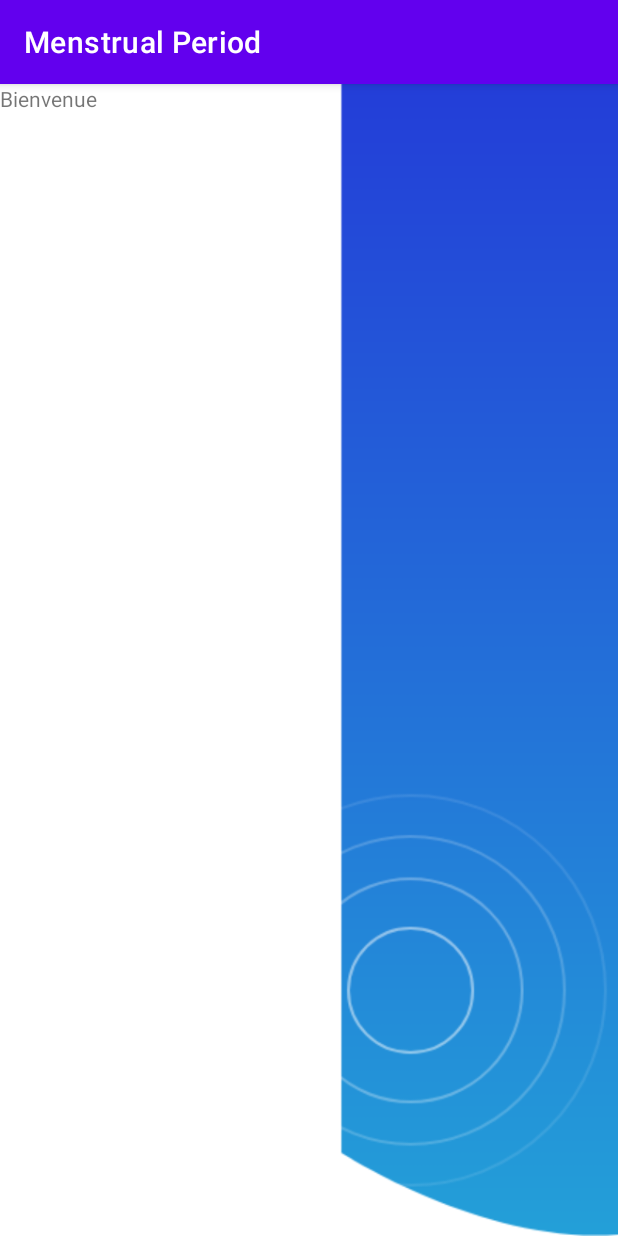
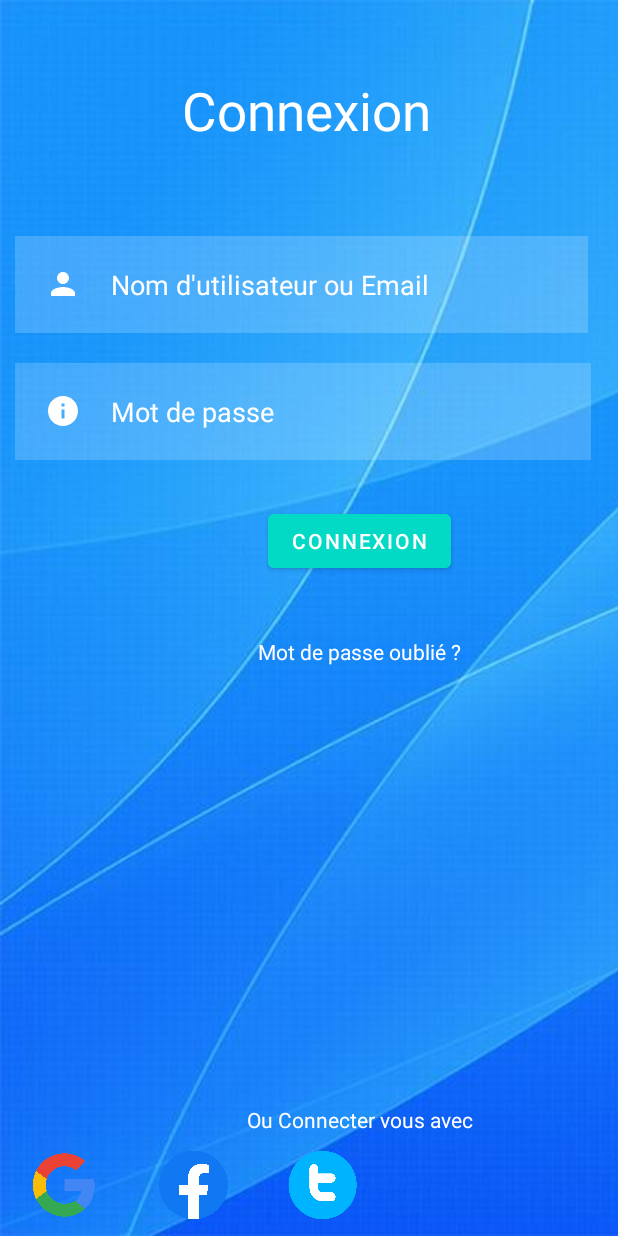
Before and after one commit to Dllite/Gl2_MenstrualPeriod_4, an Android app: the screen it shows after launch (MainActivity), on a phone screen of 412 x 824 dp. Run offline under Robolectric (Android 15) with nearby library versions, the phone set to English and light mode, and no system bars.

Commit message:
50% Login page

```diff
--- /dev/null
+++ b/app/src/main/res/drawable/ic_baseline_info_24.xml
@@ -0,0 +1,5 @@
+<vector android:height="24dp" android:tint="#FFFFFF"
+    android:viewportHeight="24" android:viewportWidth="24"
+    android:width="24dp" xmlns:android="http://schemas.android.com/apk/res/android">
+    <path android:fillColor="@android:color/white" android:pathData="M12,2C6.48,2 2,6.48 2,12s4.48,10 10,10 10,-4.48 10,-10S17.52,2 12,2zM13,17h-2v-6h2v6zM13,9h-2L11,7h2v2z"/>
+</vector>
--- /dev/null
+++ b/app/src/main/res/drawable/ic_baseline_person_24.xml
@@ -0,0 +1,5 @@
+<vector android:height="24dp" android:tint="#FFFFFF"
+    android:viewportHeight="24" android:viewportWidth="24"
+    android:width="24dp" xmlns:android="http://schemas.android.com/apk/res/android">
+    <path android:fillColor="@android:color/white" android:pathData="M12,12c2.21,0 4,-1.79 4,-4s-1.79,-4 -4,-4 -4,1.79 -4,4 1.79,4 4,4zM12,14c-2.67,0 -8,1.34 -8,4v2h16v-2c0,-2.66 -5.33,-4 -8,-4z"/>
+</vector>
--- a/app/src/main/res/layout/activity_main.xml
+++ b/app/src/main/res/layout/activity_main.xml
@@ -1,35 +1,125 @@
 <?xml version="1.0" encoding="utf-8"?>
-<LinearLayout xmlns:android="http://schemas.android.com/apk/res/android"
+<RelativeLayout xmlns:android="http://schemas.android.com/apk/res/android"
     xmlns:app="http://schemas.android.com/apk/res-auto"
     xmlns:tools="http://schemas.android.com/tools"
-    android:layout_width="match_parent"
+    android:layout_width="-755dp"
     android:layout_height="match_parent"
+    android:background="@drawable/bg"
     tools:context=".MainActivity">
 
+    <TextView
+        android:id="@+id/signin"
+        android:layout_width="408dp"
+        android:layout_height="wrap_content"
 
+
+        android:layout_marginTop="50dp"
+
+        android:layout_marginBottom="50dp"
+        android:gravity="center"
+        android:text="Connexion"
+        android:textColor="@color/white"
+        android:textSize="35dp" />
+
+    <EditText
+        android:id="@+id/username"
+        android:layout_width="382dp"
+        android:layout_height="wrap_content"
+        android:layout_below="@+id/signin"
+        android:layout_marginStart="10dp"
+        android:layout_marginTop="10dp"
+        android:layout_marginEnd="10dp"
+        android:layout_marginBottom="10dp"
+        android:background="#30ffffff"
+        android:drawableLeft="@drawable/ic_baseline_person_24"
+        android:drawablePadding="20dp"
+        android:hint="Nom d'utilisateur ou Email"
+        android:padding="20dp"
+        android:textColor="@color/white"
+        android:textColorHint="@color/white" />
+
+    <EditText
+        android:id="@+id/password"
+        android:layout_width="384dp"
+        android:layout_height="wrap_content"
+        android:layout_below="@+id/username"
+        android:layout_marginStart="10dp"
+        android:layout_marginTop="10dp"
+        android:layout_marginEnd="10dp"
+        android:layout_marginBottom="10dp"
+        android:background="#30ffffff"
+        android:drawableLeft="@drawable/ic_baseline_info_24"
+        android:drawablePadding="20dp"
+        android:hint="Mot de passe"
+        android:padding="20dp"
+        android:textColor="@color/white"
+        android:textColorHint="@color/white"
+        android:inputType="textPassword"
+        />
+
+    <com.google.android.material.button.MaterialButton
+        android:id="@+id/loginbtn"
+        android:layout_width="wrap_content"
+        android:layout_height="wrap_content"
+        android:layout_below="@id/password"
+        android:layout_centerHorizontal="true"
+        android:layout_marginStart="20dp"
+        android:layout_marginTop="20dp"
+        android:layout_marginEnd="20dp"
+        android:layout_marginBottom="20dp"
+        android:backgroundTint="@color/design_default_color_secondary"
+        android:text="Connexion" />
     <TextView
         android:layout_width="wrap_content"
         android:layout_height="wrap_content"
-        android:text="Bienvenue"
+        android:id="@+id/forgetpass"
+        android:layout_below="@+id/loginbtn"
+        android:text="Mot de passe oublié ?"
+        android:textColor="@color/white"
+        android:layout_centerHorizontal="true"
+        android:layout_margin="20dp"
+
+        />
+    <TextView
+        android:layout_width="wrap_content"
+        android:layout_height="wrap_content"
+        android:id="@+id/others"
+        android:layout_above="@+id/socialicon"
+        android:textColor="@color/white"
+        android:text="Ou Connecter vous avec"
+        android:layout_centerHorizontal="true"
+        android:layout_marginBottom="10dp"
         />
 
-    <ImageView
-        android:id="@+id/bgapp"
-        android:layout_width="580dp"
-        android:layout_height="match_parent"
-        android:src="@drawable/bgapp"
-        app:layout_constraintEnd_toEndOf="parent"
-        app:layout_constraintHorizontal_bias="0.923"
-        app:layout_constraintStart_toStartOf="parent"
-        app:layout_constraintTop_toTopOr="parent"
-        app:layout_scaleType="fitXY" />
-
-    <ImageView
-        android:id="@+id/imageView"
+    <LinearLayout
         android:layout_width="wrap_content"
-        android:layout_height="wrap_content"
-        android:layout_weight="1"
-        app:srcCompat="@drawable/bgapp" />
+        android:layout_height="48dp"
+        android:id="@+id/socialicon"
+        android:layout_alignParentBottom="true"
+        android:gravity="center"
+        android:layout_marginBottom="10dp"
+        >
 
 
-</LinearLayout>
+        <ImageView
+            android:layout_width="46dp"
+            android:layout_height="48dp"
+            android:layout_margin="20dp"
+            android:src="@drawable/google"
+            />
+
+        <ImageView
+            android:layout_width="46dp"
+            android:layout_height="48dp"
+            android:layout_margin="20dp"
+            android:src="@drawable/fb" />
+
+        <ImageView
+            android:layout_width="46dp"
+            android:layout_height="48dp"
+            android:layout_margin="20dp"
+            android:src="@drawable/tw" />
+    </LinearLayout>
+
+
+</RelativeLayout>
--- a/app/src/main/res/values-night/themes.xml
+++ b/app/src/main/res/values-night/themes.xml
@@ -1,6 +1,6 @@
 <resources xmlns:tools="http://schemas.android.com/tools">
     <!-- Base application theme. -->
-    <style name="Theme.MenstrualPeriod" parent="Theme.MaterialComponents.DayNight.DarkActionBar">
+    <style name="Theme.MenstrualPeriod" parent="Theme.MaterialComponents.DayNight.NoActionBar">
         <!-- Primary brand color. -->
         <item name="colorPrimary">@color/purple_200</item>
         <item name="colorPrimaryVariant">@color/purple_700</item>
--- a/app/src/main/res/values/themes.xml
+++ b/app/src/main/res/values/themes.xml
@@ -1,6 +1,6 @@
 <resources xmlns:tools="http://schemas.android.com/tools">
     <!-- Base application theme. -->
-    <style name="Theme.MenstrualPeriod" parent="Theme.MaterialComponents.DayNight.DarkActionBar">
+    <style name="Theme.MenstrualPeriod" parent="Theme.MaterialComponents.DayNight.NoActionBar">
         <!-- Primary brand color. -->
         <item name="colorPrimary">@color/purple_500</item>
         <item name="colorPrimaryVariant">@color/purple_700</item>
```
Also changed, not shown: app/src/main/res/drawable/bg.jpg (added), app/src/main/res/drawable/fb.png (added), app/src/main/res/drawable/google.png (added), app/src/main/res/drawable/tw.png (added).
